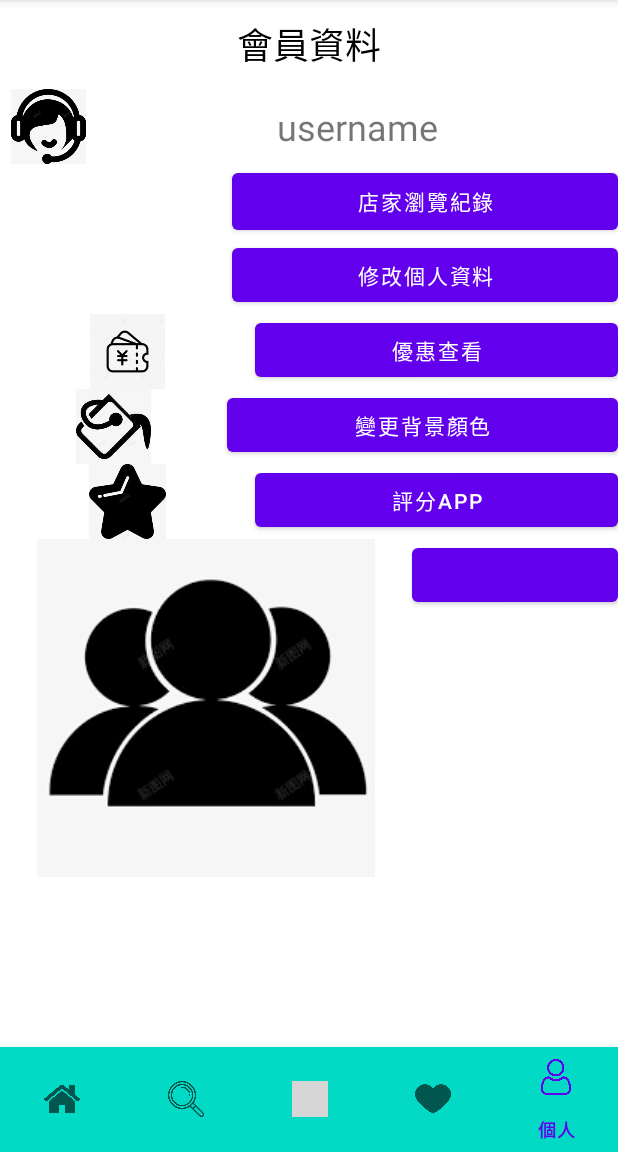
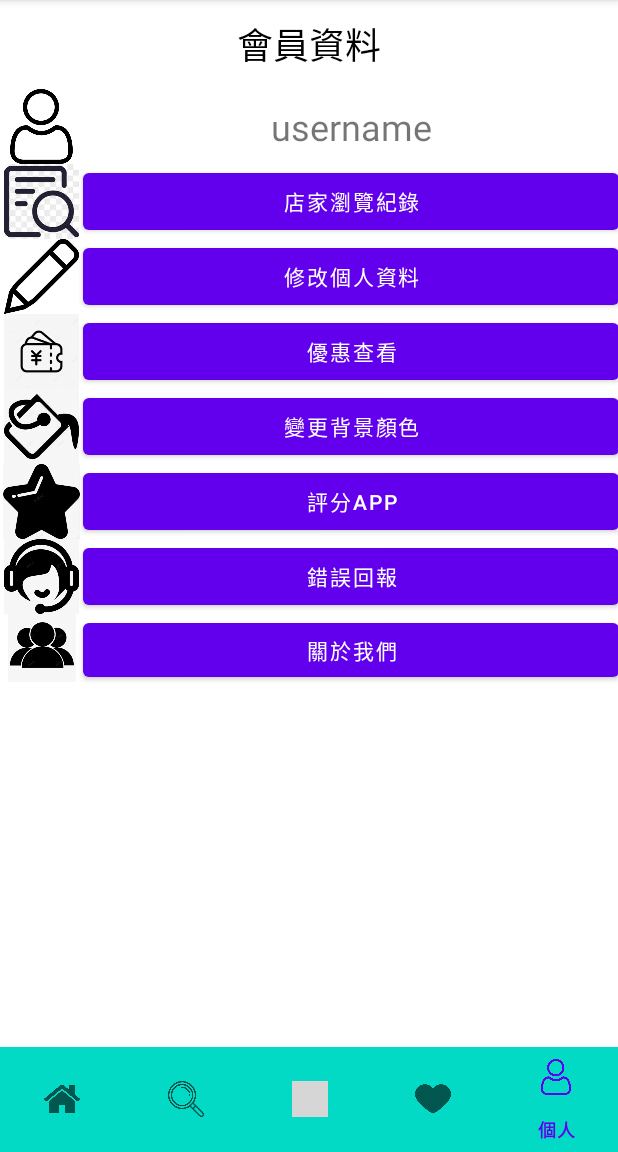
Before and after one commit to KimLinTW/FoodMap, an Android app: the screen it shows after launch (MainActivity), item 5 of the bottom bar chosen, on a phone screen of 412 x 824 dp, the part 84-1236 px from its top. Run offline under Robolectric (Android 15) with nearby library versions, the phone set to English and light mode, and no system bars; libraries missing offline, so code that uses them is left out: com.parse; 4 statements that could not run were skipped; grey boxes are pictures that could not be loaded.

Commit message:
新增頁面、調整會員資料XML

```diff
--- a/app1/app/src/main/AndroidManifest.xml
+++ b/app1/app/src/main/AndroidManifest.xml
@@ -19,6 +19,12 @@
         android:supportsRtl="true"
         android:theme="@style/Theme.KinmenFoodMap"
         tools:targetApi="31">
+        <activity
+            android:name=".discount_show"
+            android:exported="false" />
+        <activity
+            android:name=".modify_personal_info"
+            android:exported="false" />
         <activity
             android:name=".ActivityGood"
             android:exported="false" />
--- a/app1/app/src/main/java/com/example/kinmenfoodmap/accFragment.java
+++ b/app1/app/src/main/java/com/example/kinmenfoodmap/accFragment.java
@@ -19,11 +19,6 @@ import android.widget.TextView;
 public class accFragment extends Fragment {
 
 
-
-
-
-
-
    @Override
     public void onCreate(Bundle savedInstanceState) {
         super.onCreate(savedInstanceState);
@@ -37,22 +32,38 @@ public class accFragment extends Fragment {
 
         View view = inflater.inflate(R.layout.fragment_acc, container, false);
         // Inflate the layout for this fragment
-        System.out.println("這裡嗎");
 
         Button btn1 = (Button) view.findViewById(R.id.btn_record);
+        Button btn_person = (Button) view.findViewById(R.id.btn_person);
+        Button btn_discount = (Button) view.findViewById(R.id.btn_discount);
 
-
-        System.out.println("還是這裡嗎");
 
         btn1.setOnClickListener(new View.OnClickListener() {
 
             @Override
             public void onClick(View view) {
-                System.out.println("到這裡對嗎");
+//              跳轉頁面
                Intent intent = new Intent(getActivity(),ActivityGood.class);
                startActivity(intent);
             }
         });
+
+        btn_person.setOnClickListener(new View.OnClickListener() {
+            @Override
+            public void onClick(View view) {
+                Intent intent = new Intent(getActivity(),modify_personal_info.class);
+                startActivity(intent);
+            }
+        });
+
+        btn_discount.setOnClickListener(new View.OnClickListener() {
+            @Override
+            public void onClick(View view) {
+                Intent intent = new Intent(getActivity(),discount_show.class);
+                startActivity(intent);
+            }
+        });
+
 
 
 
--- a/app1/app/src/main/res/layout/fragment_acc.xml
+++ b/app1/app/src/main/res/layout/fragment_acc.xml
@@ -31,17 +31,17 @@
             <ImageView
 
                 android:id="@+id/imageView"
-                android:layout_width="20dp"
+                android:layout_width="match_parent"
 
                 android:layout_height="match_parent"
-                android:layout_weight="0.4"
-                app:srcCompat="@drawable/customerservice"/>
+                android:layout_weight="0.65"
+                app:srcCompat="@drawable/user" />
 
             <TextView
                 android:id="@+id/username"
-                android:layout_width="280dp"
+                android:layout_width="match_parent"
                 android:layout_height="match_parent"
-                android:layout_weight="0.6"
+                android:layout_weight="0.1"
                 android:gravity="center"
                 android:text="username"
                 android:textSize="24sp" />
@@ -55,17 +55,18 @@
 
             <ImageView
                 android:id="@+id/imageView2"
-                android:layout_width="20dp"
+                android:layout_width="match_parent"
                 android:layout_height="match_parent"
-                android:layout_weight="0.1"
+                android:layout_weight="0.65"
+                app:srcCompat="@drawable/book"
                 tools:src="@drawable/book" />
 
             <Button
                 android:id="@+id/btn_record"
-                android:layout_width="wrap_content"
+                android:layout_width="match_parent"
                 android:layout_height="match_parent"
                 android:layout_weight="0.1"
-                android:text="店家瀏覽紀錄" />
+                android:text="店家瀏覽紀錄"/>
         </LinearLayout>
 
         <LinearLayout
@@ -75,15 +76,16 @@
 
             <ImageView
                 android:id="@+id/imageView3"
-                android:layout_width="20dp"
+                android:layout_width="match_parent"
                 android:layout_height="match_parent"
-                android:layout_weight="0.1"
+                android:layout_weight="0.65"
+                app:srcCompat="@drawable/pen"
                 tools:src="@drawable/pen" />
 
             <Button
                 android:id="@+id/btn_person"
-                android:layout_width="wrap_content"
-                android:layout_height="wrap_content"
+                android:layout_width="match_parent"
+                android:layout_height="match_parent"
                 android:layout_weight="0.1"
                 android:text="修改個人資料" />
         </LinearLayout>
@@ -95,16 +97,16 @@
 
             <ImageView
                 android:id="@+id/imageView4"
-                android:layout_width="20dp"
+                android:layout_width="match_parent"
                 android:layout_height="match_parent"
-                android:layout_weight="0.1"
+                android:layout_weight="0.65"
                 app:srcCompat="@drawable/offer"
                 tools:src="@tools:sample/avatars" />
 
             <Button
                 android:id="@+id/btn_discount"
-                android:layout_width="wrap_content"
-                android:layout_height="wrap_content"
+                android:layout_width="match_parent"
+                android:layout_height="match_parent"
                 android:layout_weight="0.1"
                 android:text="優惠查看" />
         </LinearLayout>
@@ -116,16 +118,16 @@
 
             <ImageView
                 android:id="@+id/imageView5"
-                android:layout_width="14dp"
-                android:layout_height="wrap_content"
-                android:layout_weight="0.1"
+                android:layout_width="match_parent"
+                android:layout_height="match_parent"
+                android:layout_weight="0.65"
                 app:srcCompat="@drawable/backgroundcolor"
                 tools:src="@tools:sample/avatars" />
 
             <Button
                 android:id="@+id/btn_background"
-                android:layout_width="wrap_content"
-                android:layout_height="wrap_content"
+                android:layout_width="match_parent"
+                android:layout_height="match_parent"
                 android:layout_weight="0.1"
                 android:text="變更背景顏色" />
         </LinearLayout>
@@ -137,16 +139,16 @@
 
             <ImageView
                 android:id="@+id/imageView6"
-                android:layout_width="20dp"
-                android:layout_height="wrap_content"
-                android:layout_weight="0.1"
+                android:layout_width="match_parent"
+                android:layout_height="match_parent"
+                android:layout_weight="0.65"
                 app:srcCompat="@drawable/star"
                 tools:src="@tools:sample/avatars" />
 
             <Button
                 android:id="@+id/btn_scoreapp"
-                android:layout_width="wrap_content"
-                android:layout_height="wrap_content"
+                android:layout_width="match_parent"
+                android:layout_height="match_parent"
                 android:layout_weight="0.1"
                 android:text="評分app" />
         </LinearLayout>
@@ -154,43 +156,43 @@
         <LinearLayout
             android:layout_width="match_parent"
             android:layout_height="50dp"
-            android:layout_weight="0.4"
             android:orientation="horizontal">
 
             <ImageView
                 android:id="@+id/imageView7"
-                android:layout_width="10dp"
-                android:layout_height="wrap_content"
-                android:layout_weight="0.1"
+                android:layout_width="match_parent"
+                android:layout_height="match_parent"
+                android:layout_weight="0.65"
+                app:srcCompat="@drawable/customerservice"
                 tools:src="@tools:sample/avatars" />
 
             <Button
                 android:id="@+id/button9"
-                android:layout_width="wrap_content"
-                android:layout_height="wrap_content"
+                android:layout_width="match_parent"
+                android:layout_height="match_parent"
                 android:layout_weight="0.1"
                 android:text="錯誤回報" />
         </LinearLayout>
 
         <LinearLayout
             android:layout_width="match_parent"
-            android:layout_height="match_parent"
+            android:layout_height="50dp"
             android:orientation="horizontal">
 
             <ImageView
                 android:id="@+id/imageView8"
-                android:layout_width="wrap_content"
-                android:layout_height="wrap_content"
-                android:layout_weight="0.1"
+                android:layout_width="match_parent"
+                android:layout_height="45dp"
+                android:layout_weight="0.65"
                 app:srcCompat="@drawable/us"
                 tools:src="@tools:sample/avatars" />
 
             <Button
                 android:id="@+id/btn_aboutus"
-                android:layout_width="wrap_content"
+                android:layout_width="match_parent"
                 android:layout_height="wrap_content"
                 android:layout_weight="0.1"
-                tools:text="關於我們" />
+                android:text="關於我們" />
         </LinearLayout>
 
     </LinearLayout>
```
Also changed, not shown: app1/app/src/main/java/com/example/kinmenfoodmap/discount_show.java (added, +19 -0 lines), app1/app/src/main/java/com/example/kinmenfoodmap/favoriteFragment.java (+10 -4 lines), app1/app/src/main/java/com/example/kinmenfoodmap/modify_personal_info.java (added, +19 -0 lines), app1/app/src/main/res/layout/activity_discount_show.xml (added, +17 -0 lines), app1/app/src/main/res/layout/activity_modify_personal_info.xml (added, +19 -0 lines), app1/app/src/main/res/drawable/backgroundcolor.jpg (deleted), app1/app/src/main/res/drawable/backgroundcolor.png (added), app1/app/src/main/res/drawable/book.jpg (deleted), app1/app/src/main/res/drawable/book.png (added), app1/app/src/main/res/drawable/customerservice.png, app1/app/src/main/res/drawable/offer.jpg (deleted), app1/app/src/main/res/drawable/offer.png (added), app1/app/src/main/res/drawable/pen.jpg (deleted), app1/app/src/main/res/drawable/pen.png (added), 3 more files.
